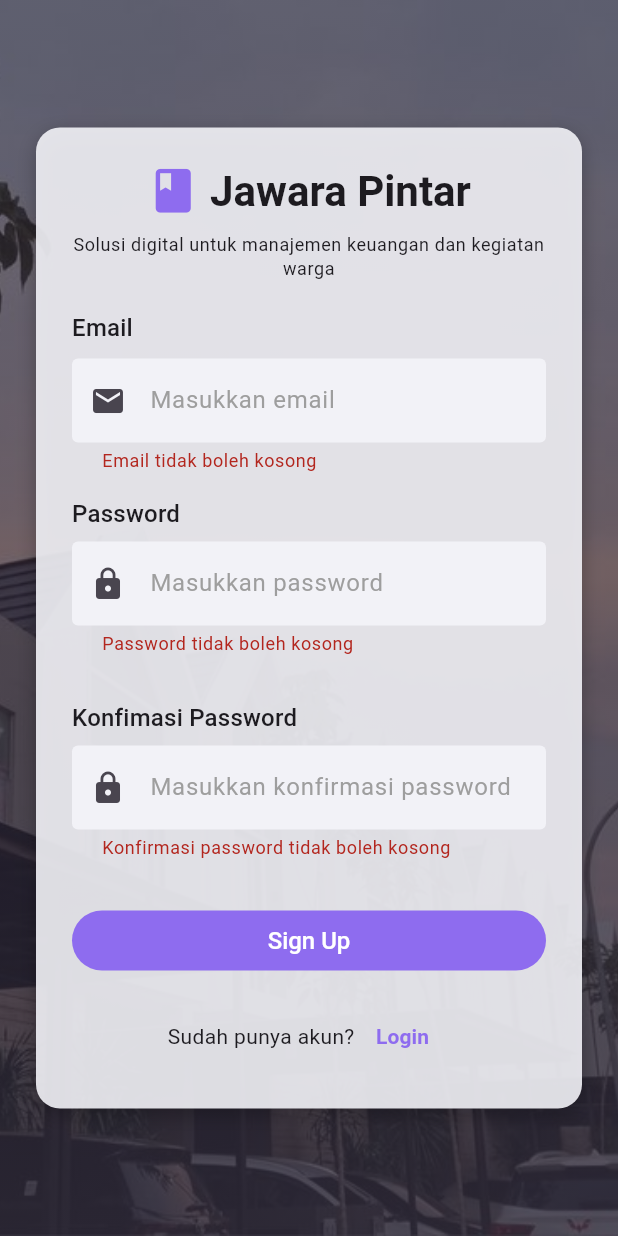
After one commit to nurwahibzy/jawara_pintar_mobile_version, a Flutter app: the SignInPage screen opened by its route, after a tap on "Sign Up", on a phone screen of 412 x 824 dp. The commit adds this screen. Run offline on Flutter 3.47's test engine with Material 3 defaults, Android fonts, the phone set to English and light mode, and no system bars; our stand-ins replace bloc, dartz, equatable, fl_chart, flutter_bloc, flutter_dotenv and 3 more; accounts and stored records are empty; Roboto replaces fonts that are missing (CircularStd).

Commit message:
feat: Add SignInPage and update routing for sign-in functionality

```diff
--- /dev/null
+++ b/lib/core/auth/signin_page.dart
@@ -0,0 +1,310 @@
+import 'package:flutter/material.dart';
+import 'package:jawara_pintar_mobile_version/core/auth/auth_services.dart';
+import 'package:jawara_pintar_mobile_version/core/theme/app_colors.dart';
+
+class SignInPage extends StatefulWidget {
+  const SignInPage({super.key});
+
+  @override
+  State<SignInPage> createState() => _SignInPageState();
+}
+
+class _SignInPageState extends State<SignInPage> {
+  final authServices = AuthServices();
+
+  // text controller
+  final _emailController = TextEditingController();
+  final _passwordController = TextEditingController();
+  final _confirmationPasswordController = TextEditingController();
+
+  // ERROR STATE VARIABLES (Untuk menyimpan pesan error)
+  String? _emailError;
+  String? _passwordError;
+  String? _confirmPasswordError;
+
+  // FUNGSI VALIDASI
+  bool _validateInputs() {
+    bool isValid = true;
+    final email = _emailController.text;
+    final password = _passwordController.text;
+    final confirmPassword = _confirmationPasswordController.text;
+
+    setState(() {
+      if (email.isEmpty) {
+        _emailError = 'Email tidak boleh kosong';
+        isValid = false;
+      } else if (!email.contains('@') || !email.contains('.')) {
+        _emailError = 'Format email tidak valid';
+        isValid = false;
+      } else {
+        _emailError = null;
+      }
+
+      if (password.isEmpty) {
+        _passwordError = 'Password tidak boleh kosong';
+        isValid = false;
+      } else if (password.length < 6) {
+        _passwordError = 'Password minimal 6 karakter';
+        isValid = false;
+      } else {
+        _passwordError = null;
+      }
+
+      if (confirmPassword.isEmpty) {
+        _confirmPasswordError = 'Konfirmasi password tidak boleh kosong';
+        isValid = false;
+      } else if (password != confirmPassword) {
+        _confirmPasswordError = 'Password tidak cocok';
+        isValid = false;
+      } else {
+        _confirmPasswordError = null;
+      }
+    });
+
+    return isValid;
+  }
+
+  void signUp() async {
+    // Jalankan validasi lokal dulu sebelum kirim ke server
+    if (!_validateInputs()) {
+      return;
+    }
+
+    final email = _emailController.text;
+    final password = _passwordController.text;
+
+    try {
+      await authServices.signUp(email, password);
+
+      if (mounted) {
+        ScaffoldMessenger.of(context).showSnackBar(
+          const SnackBar(
+            content: Center(child: Text('Registrasi berhasil, silakan login')),
+            backgroundColor: Colors.green,
+          ),
+        );
+        Navigator.pop(context);
+      }
+    } catch (e) {
+      if (mounted) {
+        // Cek error spesifik dari backend Supabase
+        String errorMessage = e.toString();
+
+        setState(() {
+          if (errorMessage.contains("already registered")) {
+            _emailError = "Email sudah terdaftar";
+          } else {
+            ScaffoldMessenger.of(context).showSnackBar(
+              SnackBar(
+                content: Center(child: Text('Registrasi gagal: $errorMessage')),
+                backgroundColor: Colors.red,
+              ),
+            );
+          }
+        });
+      }
+    }
+  }
+
+  @override
+  Widget build(BuildContext context) {
+    return Scaffold(
+      body: Stack(
+        fit: StackFit.expand,
+        children: [
+          Image.asset('images/background_login.jpg', fit: BoxFit.cover),
+
+          // Overlay gradient
+          Container(
+            decoration: const BoxDecoration(
+              gradient: LinearGradient(
+                begin: Alignment.topCenter,
+                end: Alignment.bottomCenter,
+                colors: [
+                  Color.fromARGB(140, 29, 24, 42),
+                  Color.fromARGB(200, 52, 47, 63),
+                ],
+              ),
+            ),
+
+            child: SafeArea(
+              child: Center(
+                child: SingleChildScrollView(
+                  padding: const EdgeInsets.symmetric(horizontal: 24.0),
+                  child: Container(
+                    padding: const EdgeInsets.all(24.0),
+                    decoration: BoxDecoration(
+                      color: AppColors.secondBackground.withOpacity(0.9),
+                      borderRadius: BorderRadius.circular(16),
+                      boxShadow: [
+                        BoxShadow(
+                          color: Colors.black.withOpacity(0.25),
+                          blurRadius: 10,
+                          offset: const Offset(0, 4),
+                        ),
+                      ],
+                    ),
+
+                    child: Column(
+                      mainAxisSize: MainAxisSize.min,
+                      crossAxisAlignment: CrossAxisAlignment.start,
+                      children: [
+                        // Title
+                        Center(
+                          child: Row(
+                            mainAxisSize: MainAxisSize.min,
+                            children: [
+                              Icon(
+                                Icons.book,
+                                size: 35,
+                                color: AppColors.primary,
+                              ),
+                              const SizedBox(width: 7),
+                              Text(
+                                'Jawara Pintar',
+                                style: Theme.of(context)
+                                    .textTheme
+                                    .headlineMedium
+                                    ?.copyWith(fontWeight: FontWeight.bold),
+                              ),
+                            ],
+                          ),
+                        ),
+
+                        const SizedBox(height: 10),
+
+                        Text(
+                          'Solusi digital untuk manajemen keuangan dan kegiatan warga',
+                          textAlign: TextAlign.center,
+                          style: Theme.of(context).textTheme.bodySmall,
+                        ),
+
+                        const SizedBox(height: 20),
+
+                        // EMAIL LABEL
+                        Text(
+                          'Email',
+                          style: Theme.of(context).textTheme.titleMedium,
+                        ),
+                        const SizedBox(height: 8),
+
+                        // EMAIL FIELD
+                        TextField(
+                          controller: _emailController,
+                          cursorColor: AppColors.primary,
+                          // Hapus error saat user mengetik
+                          onChanged: (value) {
+                            if (_emailError != null) {
+                              setState(() => _emailError = null);
+                            }
+                          },
+                          decoration: InputDecoration(
+                            hintText: 'Masukkan email',
+                            prefixIcon: const Icon(Icons.mail),
+                            // Tampilkan Error Disini
+                            errorText: _emailError,
+                          ),
+                        ),
+
+                        const SizedBox(height: 16),
+
+                        // PASSWORD LABEL
+                        Text(
+                          'Password',
+                          style: Theme.of(context).textTheme.titleMedium,
+                        ),
+                        const SizedBox(height: 6),
+
+                        // PASSWORD FIELD
+                        TextField(
+                          controller: _passwordController,
+                          cursorColor: AppColors.primary,
+                          obscureText: true,
+                          onChanged: (value) {
+                            // Hapus error password & confirm saat mengetik
+                            if (_passwordError != null ||
+                                _confirmPasswordError != null) {
+                              setState(() {
+                                _passwordError = null;
+                                _confirmPasswordError = null;
+                              });
+                            }
+                          },
+                          decoration: InputDecoration(
+                            hintText: 'Masukkan password',
+                            prefixIcon: const Icon(Icons.lock),
+                            // Tampilkan Error Disini
+                            errorText: _passwordError,
+                          ),
+                        ),
+
+                        const SizedBox(height: 30),
+                        // PASSWORD LABEL
+                        Text(
+                          'Konfimasi Password',
+                          style: Theme.of(context).textTheme.titleMedium,
+                        ),
+                        const SizedBox(height: 6),
+
+                        // PASSWORD confirmation FIELD
+                        TextField(
+                          controller: _confirmationPasswordController,
+                          cursorColor: AppColors.primary,
+                          obscureText: true,
+                          decoration: InputDecoration(
+                            hintText: 'Masukkan konfirmasi password',
+                            prefixIcon: Icon(Icons.lock),
+                            // Tampilkan Error Disini
+                            errorText: _confirmPasswordError,
+                          ),
+                        ),
+
+                        const SizedBox(height: 30),
+
+                        // Signup BUTTON
+                        SizedBox(
+                          width: double.infinity,
+                          child: ElevatedButton(
+                            style: ElevatedButton.styleFrom(
+                              foregroundColor: Colors.white,
+                            ),
+                            onPressed: signUp,
+                            child: const Text('Sign Up'),
+                          ),
+                        ),
+
+                        const SizedBox(height: 16),
+
+                        Row(
+                          mainAxisAlignment: MainAxisAlignment.center,
+                          children: [
+                            Text(
+                              'Sudah punya akun?',
+                              style: Theme.of(context).textTheme.bodyMedium,
+                            ),
+                            TextButton(
+                              onPressed: () {
+                                Navigator.pop(context, '/login');
+                              },
+                              child: Text(
+                                'Login',
+                                style: TextStyle(
+                                  fontWeight: FontWeight.bold,
+                                  color: AppColors.primary,
+                                ),
+                              ),
+                            ),
+                          ],
+                        ),
+                      ],
+                    ),
+                  ),
+                ),
+              ),
+            ),
+          ),
+        ],
+      ),
+    );
+  }
+}
--- a/lib/core/routes/app_router.dart
+++ b/lib/core/routes/app_router.dart
@@ -3,6 +3,7 @@ import 'package:flutter_bloc/flutter_bloc.dart';
 import 'package:jawara_pintar_mobile_version/features/warga/presentation/bloc/warga_bloc.dart';
 import 'package:jawara_pintar_mobile_version/features/warga/presentation/pages/daftar_keluarga.dart';
 import 'package:jawara_pintar_mobile_version/features/warga/presentation/pages/daftar_warga.dart';
+import 'package:jawara_pintar_mobile_version/core/auth/signin_page.dart';
 import 'package:jawara_pintar_mobile_version/pages/pengguna/profil.dart';
 import '../injections/injection.dart';
 import '../../features/pengeluaran/domain/entities/pengeluaran.dart';
@@ -37,6 +38,9 @@ class AppRouter {
     switch (settings.name) {
       case AppRoutes.login:
         return MaterialPageRoute(builder: (_) => const LoginPage());
+
+      case AppRoutes.signIn:
+        return MaterialPageRoute(builder: (_) => const SignInPage());
 
       case AppRoutes.profil:
         return MaterialPageRoute(builder: (_) => Profil());
--- a/lib/core/routes/app_routes.dart
+++ b/lib/core/routes/app_routes.dart
@@ -1,5 +1,6 @@
 class AppRoutes {
   static const String login = '/login';
+  static const String signIn = '/signin';
   static const String profil = '/profil';
   static const String logout = '/logout';
   static const String dashboardKeuangan = '/dashboard-keuangan';
```
